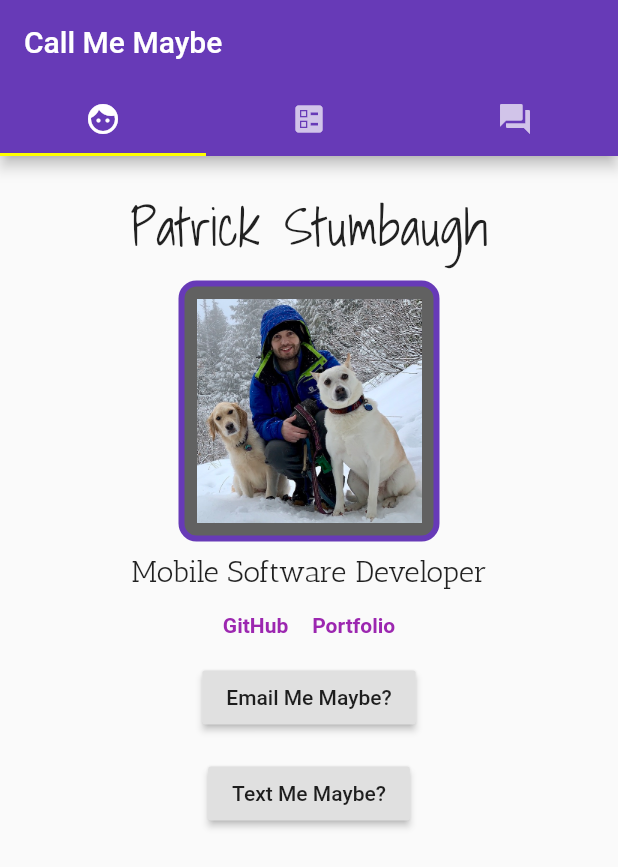
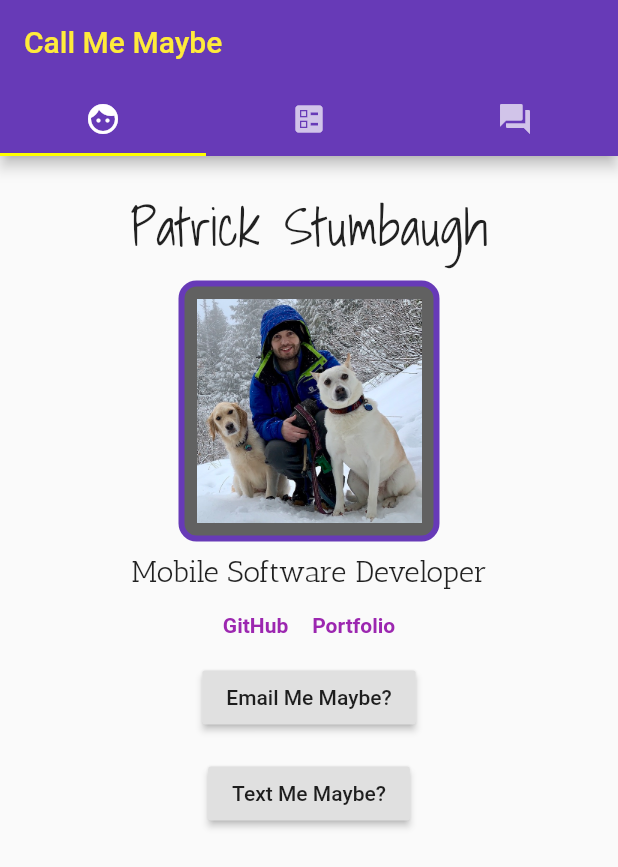
Before and after one commit to pstumbaugh/CallMeMaybe, a Flutter app: the screen it shows after launch, on a phone screen of 412 x 824 dp. Shown: the top 867 px of the screen. Run offline on Flutter 3.47's test engine with Material 2 defaults, Android fonts, the phone set to English and light mode, and no system bars; missing offline and left inert: email_launcher.

Commit message:
cleaned up mainScreen.dart

```diff
--- a/project3/lib/mainScreen.dart
+++ b/project3/lib/mainScreen.dart
@@ -11,27 +11,42 @@ class mainScreen extends StatelessWidget {
         length: 3, //number of tabs
         child: Scaffold(
           appBar: AppBar(
-            title: Text('Call Me Maybe'), //title of app
-            bottom: TabBar(
-              indicatorColor: Colors.yellowAccent, //tab bar indicator color
-              tabs: [
-                //TABS (icons)
-                Tab(icon: Icon(Icons.face)),
-                Tab(icon: Icon(Icons.ballot)),
-                Tab(icon: Icon(Icons.question_answer)),
-              ],
-            ),
+            title: title('Call Me Maybe'),
+            bottom: tabBar(),
           ),
-          body: TabBarView(
-            //what's in the tabs
-            children: [
-              Profile(),
-              Icon(Icons.directions_transit),
-              Icon(Icons.directions_bike),
-            ],
-          ),
+          body: tabs(),
         ),
       ),
     );
   }
+
+  Widget tabs() {
+    return TabBarView(
+      //what's in the tabs
+      children: [
+        Profile(),
+        Icon(Icons.directions_transit),
+        Icon(Icons.directions_bike),
+      ],
+    );
+  }
+
+  Widget tabBar() {
+    return TabBar(
+      indicatorColor: Colors.yellowAccent, //tab bar indicator color
+      tabs: [
+        //TABS (icons)
+        Tab(icon: Icon(Icons.face)),
+        Tab(icon: Icon(Icons.ballot)),
+        Tab(icon: Icon(Icons.question_answer)),
+      ],
+    );
+  }
+
+  Widget title(String text) {
+    return Text(
+      text,
+      style: TextStyle(color: Colors.yellow),
+    );
+  }
 }
```
